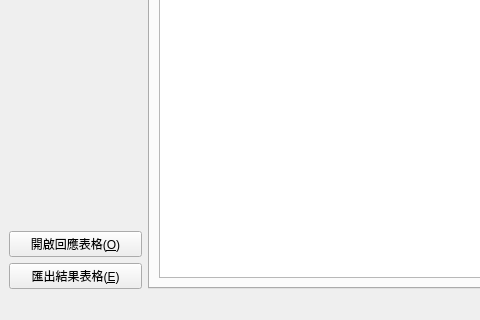
First picture: the form in src/main/resources/base/window.ui, repository redbug312/ntuoc13-interview-scheduler, before the edit; both pictures show x 0 to 480 and y 280 to 600 of the 800 by 600 pixel window.
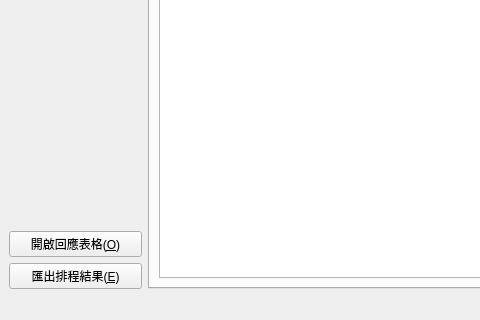
Second picture: the form after the edit. Custom widgets are drawn as their Qt base class.

Commit message: Use builtin __iter__ and support disconnected graph

```diff
--- a/src/main/resources/base/window.ui
+++ b/src/main/resources/base/window.ui
@@ -158,7 +158,7 @@
       <item>
        <widget class="QPushButton" name="fileWriteButton">
         <property name="text">
-         <string>匯出結果表格(&amp;E)</string>
+         <string>匯出排程結果(&amp;E)</string>
         </property>
        </widget>
       </item>
```
The commit also changes 2 other files.
